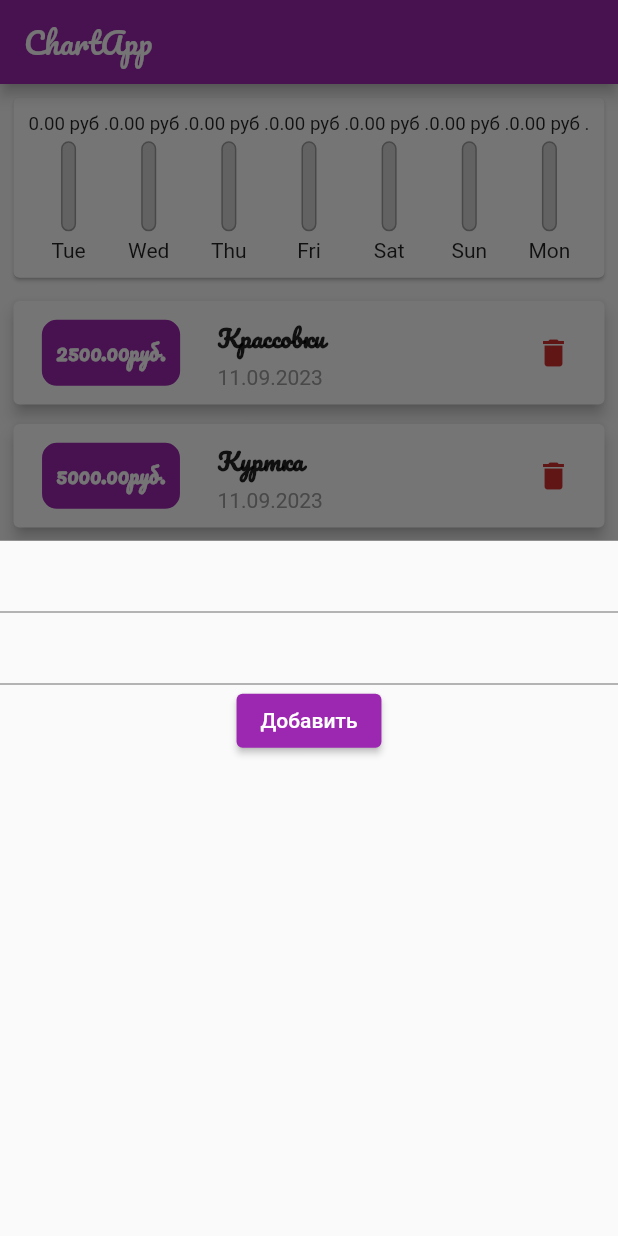
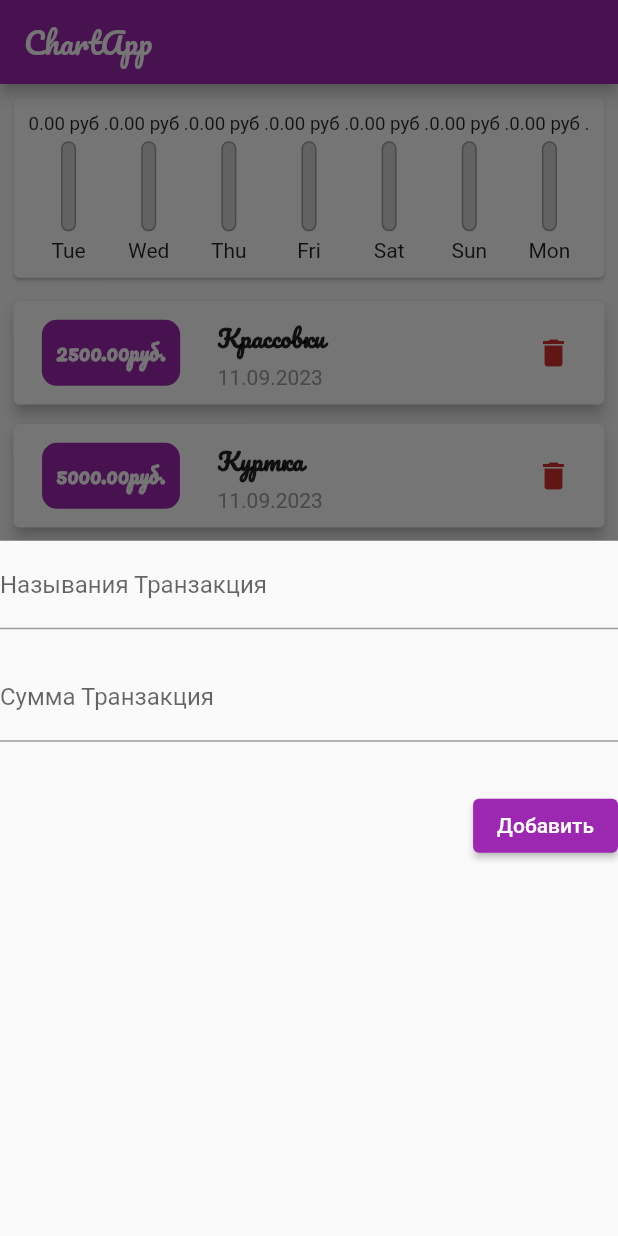
Before and after one commit to Zailabidin/chart_lesson, a Flutter app: the screen it shows after launch, after a tap on the "add" icon, on a phone screen of 412 x 824 dp. Run offline on Flutter 3.47's test engine with Material 2 defaults, Android fonts, the phone set to English and light mode, and no system bars.

Commit message:
chart_app

```diff
--- a/lib/Widgets/adding_form.dart
+++ b/lib/Widgets/adding_form.dart
@@ -1,20 +1,63 @@
+import 'package:chart_lesson/Block/tranaction_bloc.dart';
+import 'package:chart_lesson/Models/transaction.dart';
 import 'package:flutter/material.dart';
 
 class AddingForm extends StatelessWidget {
-  const AddingForm({super.key});
+  AddingForm({super.key});
+
+  TextEditingController _titleControler = TextEditingController();
+  TextEditingController _amountControler = TextEditingController();
 
   @override
   Widget build(BuildContext context) {
     return Column(
+      crossAxisAlignment: CrossAxisAlignment.end,
       children: [
-        TextField(),
-        TextField(),
+        TextField(
+          decoration: InputDecoration(labelText: 'Называния Транзакция'),
+          controller: _titleControler,
+        ),
+        const Divider(
+          color: Colors.transparent,
+        ),
+        TextField(
+          decoration: InputDecoration(labelText: 'Сумма Транзакция'),
+          controller: _amountControler,
+          keyboardType: TextInputType.numberWithOptions(
+            decimal: true,
+          ),
+        ),
+        const Divider(
+          color: Colors.transparent,
+        ),
         Row(
           children: [
             // DanePicker
           ],
         ),
-        ElevatedButton(onPressed: () {}, child: Text('Добавить'))
+        const Divider(
+          color: Colors.transparent,
+        ),
+        ElevatedButton(
+          onPressed: () {
+            if (double.tryParse(_amountControler.text) == null) {
+              ScaffoldMessenger.of(context).showSnackBar(
+                SnackBar(
+                  content: Text('Вы вывели некоретное число'),
+                ),
+              );
+            }
+            TransactionBloc().addTransaction(
+              Transaction(
+                name: 'Бутерброд',
+                count: 180,
+                date: DateTime.now(),
+              ),
+            );
+            Navigator.pop(context);
+          },
+          child: const Text('Добавить'),
+        )
       ],
     );
   }
--- a/lib/main.dart
+++ b/lib/main.dart
@@ -65,15 +65,7 @@ class _MyHomePageState extends State<MyHomePage> {
           //TODO: нужно вызвать форму добавление
           showModalBottomSheet(
             context: context,
-            builder: (context) => const AddingForm(),
-          );
-          setState(() {});
-          TransactionBloc().addTransaction(
-            Transaction(
-              name: 'Бутерброд',
-              count: 180,
-              date: DateTime.now(),
-            ),
+            builder: (context) => AddingForm(),
           );
         },
         child: Icon(
```
